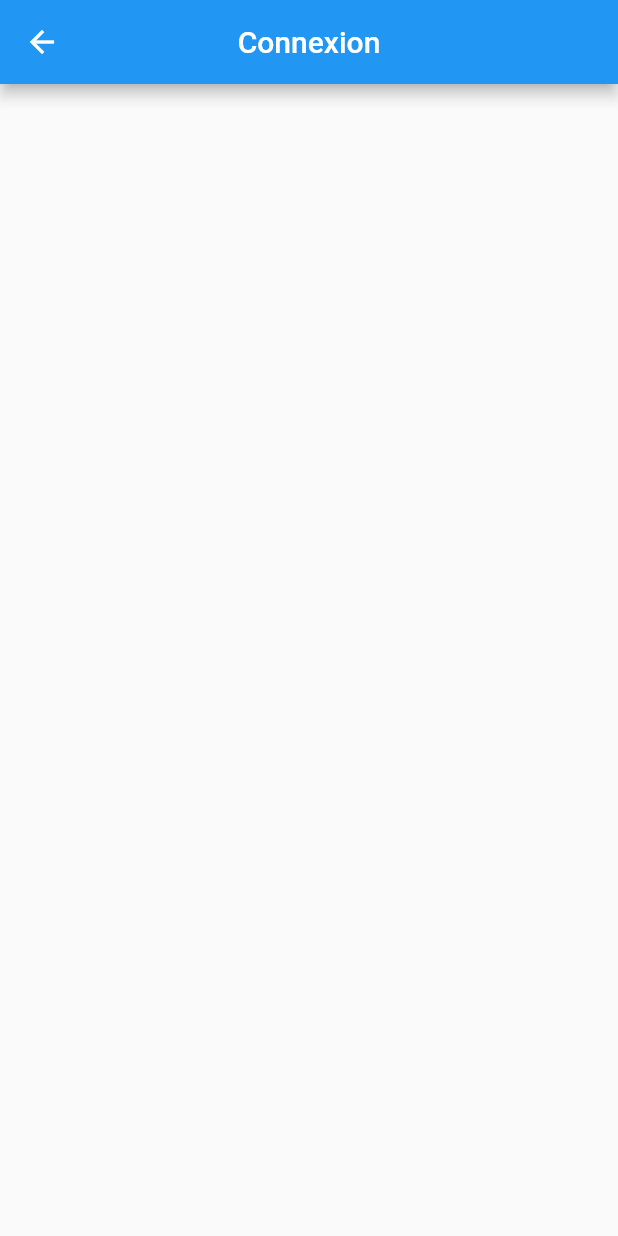
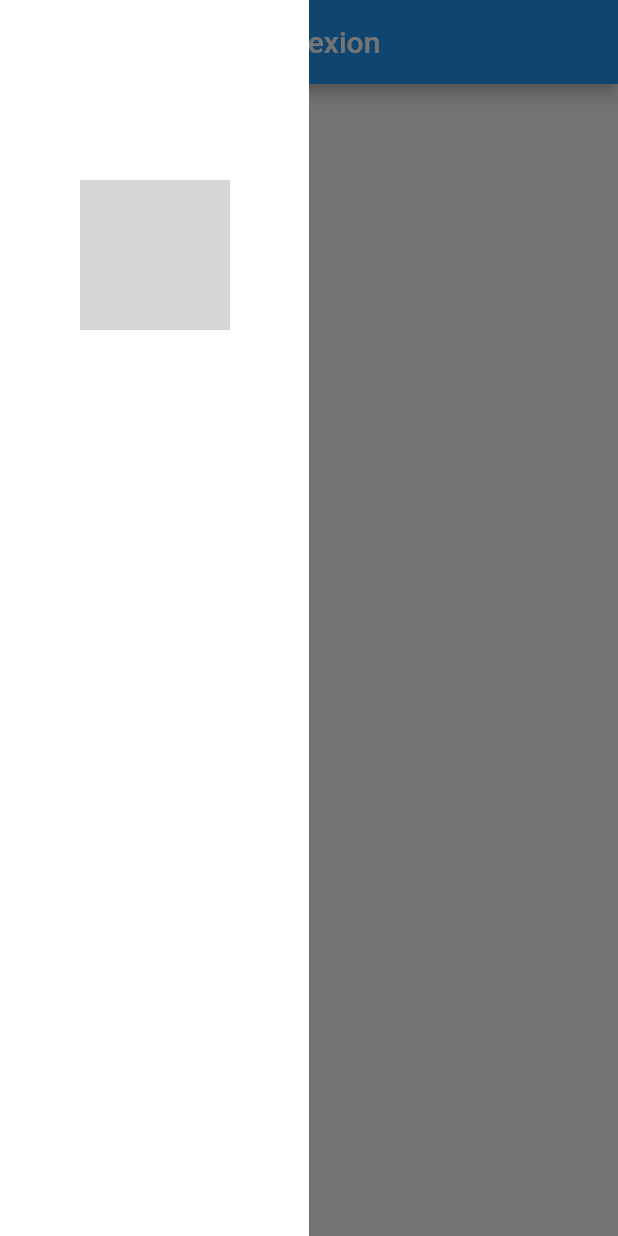
Before and after one commit to ackwrit/firstProjetB2CYnov, a Flutter app: the dashBoard screen opened directly, with the side drawer open (before the commit the screen has no drawer), on a phone screen of 412 x 824 dp. Run offline on Flutter 3.47's test engine with Material 2 defaults, Android fonts, the phone set to English and light mode, and no system bars; our stand-ins replace cloud_firestore, firebase_auth, firebase_core; accounts and stored records are empty; network calls fail; grey boxes are pictures that could not be loaded.

Commit message:
Creation du MenuDrawer

```diff
--- /dev/null
+++ b/lib/MyWidgets/menuDrawer.dart
@@ -0,0 +1,75 @@
+import 'package:flutter/material.dart';
+import 'package:projetb2c/functions/FirestoreHelper.dart';
+import 'package:projetb2c/model/Utilisateur.dart';
+
+class myDrawer extends StatefulWidget{
+  @override
+  State<StatefulWidget> createState() {
+    // TODO: implement createState
+    return myDrawerState();
+  }
+
+}
+
+class myDrawerState extends State<myDrawer>{
+  late Utilisateur myProfil;
+  late String uid;
+
+  @override
+  Widget build(BuildContext context) {
+    // TODO: implement build
+    FirestoreHelper().getIdentifiant().then((String identifiant){
+      setState(() {
+        uid = identifiant;
+        FirestoreHelper().getUtilisateur(uid).then((Utilisateur user){
+          setState(() {
+            myProfil = user;
+          });
+        });
+      });
+    });
+
+
+    return Container(
+      padding: EdgeInsets.all(20),
+      color: Colors.white,
+      height: MediaQuery.of(context).size.height,
+      width: MediaQuery.of(context).size.width/2,
+      child: Center(
+        child: Column(
+          children: [
+            SizedBox(height: 100,),
+            Container(
+              height: 100,
+              width: 100,
+              decoration: BoxDecoration(
+                shape: BoxShape.circle,
+                image: DecorationImage(
+                  fit: BoxFit.fill,
+                  image: (myProfil.avatar == null)?NetworkImage("https://voitures.com/wp-content/uploads/2017/06/Kodiaq_079.jpg.jpg"):NetworkImage(myProfil.avatar!)
+                )
+              ),
+            ),
+            SizedBox(height: 20,),
+            Text("${myProfil.prenom} ${myProfil.nom}"),
+            SizedBox(height: 20,),
+            Text(myProfil.mail),
+
+
+
+          ],
+        ),
+      )
+    );
+
+  }
+
+
+
+
+
+
+
+
+
+}
--- a/lib/dashboard.dart
+++ b/lib/dashboard.dart
@@ -1,5 +1,6 @@
 import 'package:cloud_firestore/cloud_firestore.dart';
 import 'package:flutter/material.dart';
+import 'package:projetb2c/MyWidgets/menuDrawer.dart';
 import 'package:projetb2c/detail.dart';
 import 'package:projetb2c/functions/FirestoreHelper.dart';
 import 'package:projetb2c/model/Utilisateur.dart';
@@ -18,6 +19,7 @@ class dashBoardState extends State<dashBoard>{
   Widget build(BuildContext context) {
     // TODO: implement build
     return Scaffold(
+      drawer: myDrawer(),
       appBar: AppBar(
         title: Text("Connexion"),
         centerTitle: true,
```
